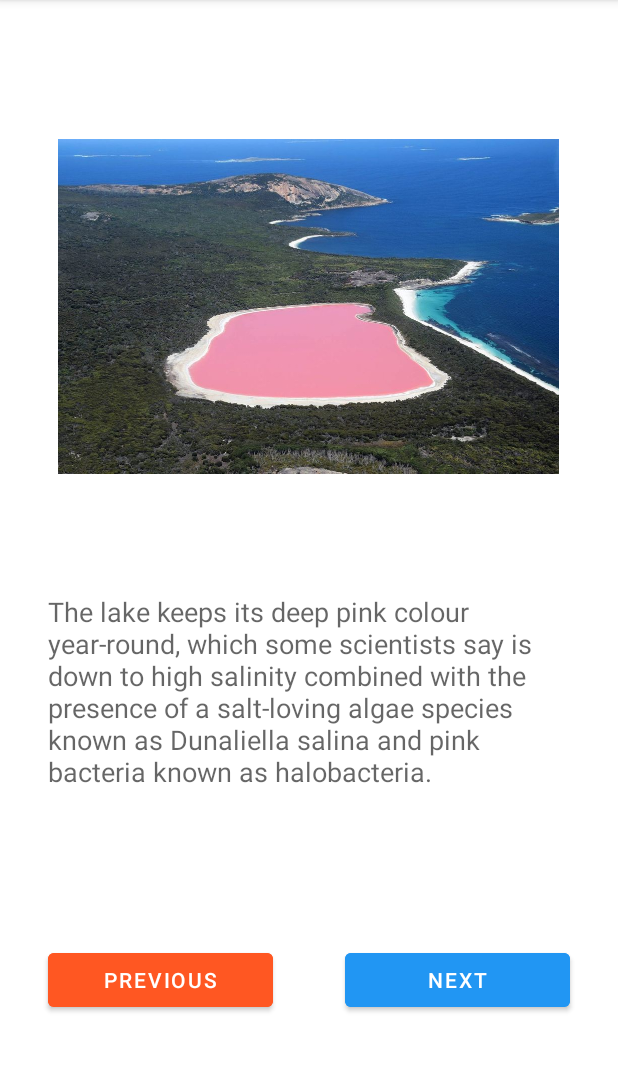
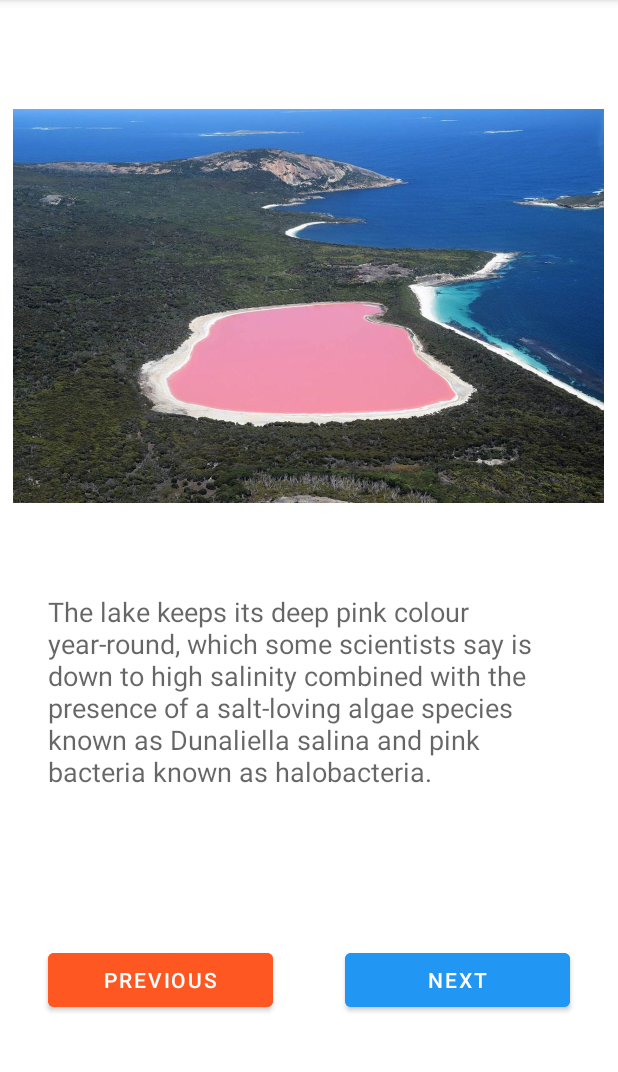
Before and after one commit to Pascaline-Umulisa/Picture-Book, an Android app: the FirstPictureActivity screen opened directly, with no data from a screen before it, on a phone screen of 412 x 824 dp, the part 84-1156 px from its top. Run offline under Robolectric (Android 15) with nearby library versions, the phone set to English and light mode, and no system bars.

Commit message:
new changes

```diff
--- a/app/src/main/java/dev/pascaline/picturebook/FifthPictureActivity.kt
+++ b/app/src/main/java/dev/pascaline/picturebook/FifthPictureActivity.kt
@@ -9,15 +9,17 @@ class FifthPictureActivity : AppCompatActivity() {
     lateinit var btnBack5: Button
     lateinit var btnNext5: Button
     override fun onCreate(savedInstanceState: Bundle?) {
+        super.onCreate(savedInstanceState)
+        setContentView(R.layout.activity_fifth_picture)
         btnBack5= findViewById(R.id.btnBack5)
         btnNext5= findViewById(R.id.btnNext5)
-        super.onCreate(savedInstanceState)
-        setContentView(R.layout.activity_fifth_picture)
         btnBack5.setOnClickListener {
             val intent= Intent(this,FourthPictureActivity::class.java)
+            startActivity(intent)
         }
         btnNext5.setOnClickListener {
             val intent= Intent(this,MainActivity::class.java)
+            startActivity(intent)
         }
     }
 }
--- a/app/src/main/java/dev/pascaline/picturebook/FirstPictureActivity.kt
+++ b/app/src/main/java/dev/pascaline/picturebook/FirstPictureActivity.kt
@@ -9,15 +9,17 @@ class FirstPictureActivity : AppCompatActivity() {
     lateinit var btnBack:Button
     lateinit var btnNext:Button
     override fun onCreate(savedInstanceState: Bundle?) {
+        super.onCreate(savedInstanceState)
+        setContentView(R.layout.activity_first_picture)
         btnBack= findViewById(R.id.btnBack)
         btnNext= findViewById(R.id.btnNext)
-        super.onCreate(savedInstanceState)
-        setContentView(R.layout.activity_first_picture)
         btnBack.setOnClickListener {
             val intent=Intent(this,MainActivity::class.java)
+            startActivity(intent)
         }
         btnNext.setOnClickListener {
             val intent=Intent(this,SecondPictureActivity::class.java)
+            startActivity(intent)
         }
 
     }
--- a/app/src/main/java/dev/pascaline/picturebook/FourthPictureActivity.kt
+++ b/app/src/main/java/dev/pascaline/picturebook/FourthPictureActivity.kt
@@ -9,15 +9,17 @@ class FourthPictureActivity : AppCompatActivity() {
     lateinit var btnBack4: Button
     lateinit var btnNext4: Button
     override fun onCreate(savedInstanceState: Bundle?) {
+        super.onCreate(savedInstanceState)
+        setContentView(R.layout.activity_fourth_picture)
         btnBack4= findViewById(R.id.btnBack4)
         btnNext4= findViewById(R.id.btnNext4)
-        super.onCreate(savedInstanceState)
-        setContentView(R.layout.activity_fourth_picture)
         btnBack4.setOnClickListener {
             val intent= Intent(this,ThirdPictureActivity::class.java)
+            startActivity(intent)
         }
         btnNext4.setOnClickListener {
             val intent= Intent(this,FifthPictureActivity::class.java)
+            startActivity(intent)
         }
     }
 }
--- a/app/src/main/java/dev/pascaline/picturebook/SecondPictureActivity.kt
+++ b/app/src/main/java/dev/pascaline/picturebook/SecondPictureActivity.kt
@@ -9,15 +9,17 @@ class SecondPictureActivity : AppCompatActivity() {
     lateinit var btnBack2: Button
     lateinit var btnNext2: Button
     override fun onCreate(savedInstanceState: Bundle?) {
+        super.onCreate(savedInstanceState)
+        setContentView(R.layout.activity_second_picture)
         btnBack2= findViewById(R.id.btnBack2)
         btnNext2= findViewById(R.id.btnNext2)
-        super.onCreate(savedInstanceState)
-        setContentView(R.layout.activity_second_picture)
         btnBack2.setOnClickListener {
             val intent= Intent(this,FirstPictureActivity::class.java)
+            startActivity(intent)
         }
         btnNext2.setOnClickListener {
             val intent= Intent(this,ThirdPictureActivity::class.java)
+            startActivity(intent)
         }
     }
 }
--- a/app/src/main/res/layout/activity_fifth_picture.xml
+++ b/app/src/main/res/layout/activity_fifth_picture.xml
@@ -8,8 +8,8 @@
 
     <ImageView
         android:id="@+id/imageView5"
-        android:layout_width="364dp"
-        android:layout_height="359dp"
+        android:layout_width="400dp"
+        android:layout_height="360dp"
         android:layout_marginStart="32dp"
         android:layout_marginEnd="32dp"
         app:layout_constraintBottom_toTopOf="@+id/guideline14"
--- a/app/src/main/res/layout/activity_first_picture.xml
+++ b/app/src/main/res/layout/activity_first_picture.xml
@@ -8,16 +8,17 @@
 
     <ImageView
         android:id="@+id/imageView"
-        android:layout_width="334dp"
-        android:layout_height="267dp"
+        android:layout_width="394dp"
+        android:layout_height="360dp"
         android:layout_marginStart="24dp"
         android:layout_marginTop="24dp"
         android:layout_marginEnd="24dp"
         app:layout_constraintBottom_toTopOf="@+id/guideline2"
         app:layout_constraintEnd_toEndOf="parent"
-        app:layout_constraintHorizontal_bias="0.493"
+        app:layout_constraintHorizontal_bias="0.516"
         app:layout_constraintStart_toStartOf="parent"
         app:layout_constraintTop_toTopOf="parent"
+        app:layout_constraintVertical_bias="1.0"
         app:srcCompat="@drawable/image1" />
 
     <androidx.constraintlayout.widget.Guideline
--- a/app/src/main/res/layout/activity_fourth_picture.xml
+++ b/app/src/main/res/layout/activity_fourth_picture.xml
@@ -8,8 +8,8 @@
 
     <ImageView
         android:id="@+id/imageView4"
-        android:layout_width="349dp"
-        android:layout_height="295dp"
+        android:layout_width="406dp"
+        android:layout_height="364dp"
         app:layout_constraintBottom_toTopOf="@+id/guideline11"
         app:layout_constraintEnd_toEndOf="parent"
         app:layout_constraintStart_toStartOf="parent"
--- a/app/src/main/res/layout/activity_second_picture.xml
+++ b/app/src/main/res/layout/activity_second_picture.xml
@@ -8,8 +8,8 @@
 
     <ImageView
         android:id="@+id/imageView2"
-        android:layout_width="348dp"
-        android:layout_height="291dp"
+        android:layout_width="415dp"
+        android:layout_height="363dp"
         android:layout_marginStart="24dp"
         android:layout_marginEnd="24dp"
         app:layout_constraintBottom_toTopOf="@+id/guideline5"
--- a/app/src/main/res/layout/activity_third_picture.xml
+++ b/app/src/main/res/layout/activity_third_picture.xml
@@ -8,8 +8,8 @@
 
     <ImageView
         android:id="@+id/imageView3"
-        android:layout_width="346dp"
-        android:layout_height="285dp"
+        android:layout_width="418dp"
+        android:layout_height="359dp"
         app:layout_constraintBottom_toTopOf="@+id/guideline8"
         app:layout_constraintEnd_toEndOf="parent"
         app:layout_constraintStart_toStartOf="parent"
```
Also changed, not shown: app/src/main/java/dev/pascaline/picturebook/ThirdPictureActivity.kt (+5 -2 lines).
